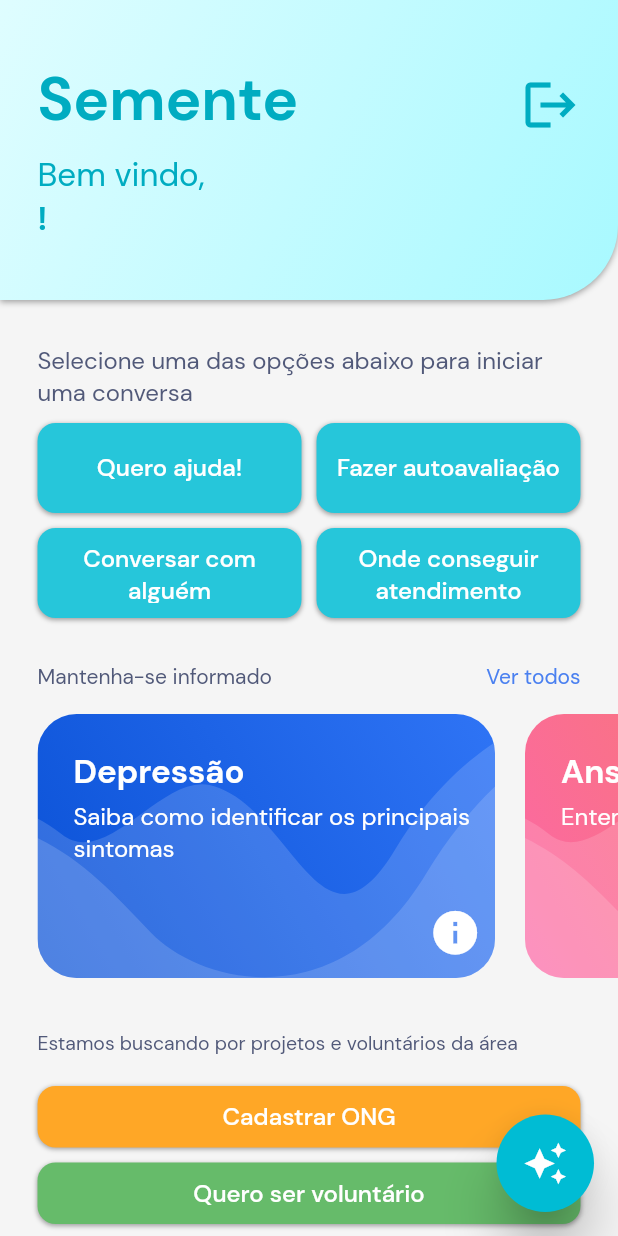
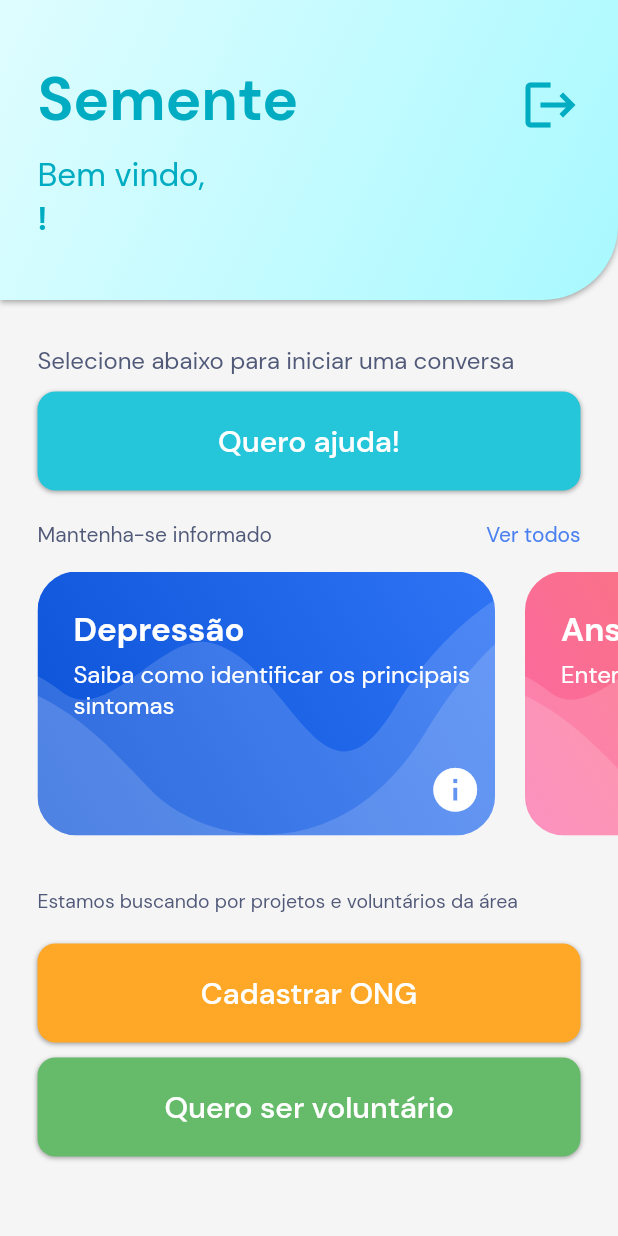
Before and after one commit to antoniomedeiros1/semente_app, a Flutter app: the screen it shows once a user with an empty profile is signed in, on a phone screen of 412 x 824 dp. Run offline on Flutter 3.47's test engine with Material 2 defaults, Android fonts, the light colour scheme and no system bars; our stand-ins replace firebase_auth, firebase_core, flutter_svg, font_awesome_flutter, get, google_sign_in and 1 more; missing offline and left inert: sound_stream; accounts and stored records are empty.

Commit message:
aumentando altura dos botões

```diff
--- a/lib/screens/discover/components/category_boxes.dart
+++ b/lib/screens/discover/components/category_boxes.dart
@@ -27,8 +27,8 @@ class CategoryBoxes extends StatelessWidget {
           ),
           child: Center(
             child: Padding(
-              padding: EdgeInsets.symmetric(horizontal: 10, vertical: 10),
-              child: Text(text!, style: TextStyle(color: Colors.white, fontSize:  16, fontWeight: FontWeight.w500), textAlign: TextAlign.center,),
+              padding: EdgeInsets.symmetric(horizontal: 10, vertical: 20),
+              child: Text(text!, style: TextStyle(color: Colors.white, fontSize:  20, fontWeight: FontWeight.w500), textAlign: TextAlign.center,),
             ),
           ),
         ),
--- a/lib/screens/discover/discover_screen.dart
+++ b/lib/screens/discover/discover_screen.dart
@@ -119,7 +119,7 @@ class _DiscoverScreenState extends State<DiscoverScreen> {
             Container(
               padding: EdgeInsets.symmetric(horizontal: 25),
               child: const Text(
-                "Selecione uma das opções abaixo para iniciar uma conversa",
+                "Selecione abaixo para iniciar uma conversa",
                 style: TextStyle(
                   color: Color(0xff515979),
                   fontSize: 16,
@@ -131,39 +131,12 @@ class _DiscoverScreenState extends State<DiscoverScreen> {
               padding: EdgeInsets.symmetric(horizontal: 25, vertical: 10),
               child: Column(
                 children: [
-                  GridView(
-                    gridDelegate: const SliverGridDelegateWithFixedCrossAxisCount(
-                      crossAxisCount: 2,
-                      crossAxisSpacing: 10,
-                      mainAxisExtent: 60,
-                      mainAxisSpacing: 10,
-                    ),
-                    shrinkWrap: true,
-                    physics: NeverScrollableScrollPhysics(),
-                    children: [
-                      CategoryBoxes(
-                        onTap: () => onSupportTapped('Quero ajuda'),
-                        text: "Quero ajuda!",
-                        color: Colors.cyan[400],
-                      ),
-                      CategoryBoxes(
-                        onTap: () => onSupportTapped('Fazer autoavaliação'),
-                        text: "Fazer autoavaliação",
-                        color: Colors.cyan[400],
-                      ),
-                      CategoryBoxes(
-                        onTap: () => onSupportTapped('Conversar com alguem'),
-                        text: "Conversar com alguém",
-                        color: Colors.cyan[400],
-                      ),
-                      CategoryBoxes(
-                        onTap: () => onSupportTapped('Onde conseguir atendimento'),
-                        text: "Onde conseguir atendimento",
-                        color: Colors.cyan[400],
-                      ),
-                    ],
+                  CategoryBoxes(
+                    onTap: () => onSupportTapped('Quero ajuda'),
+                    text: "Quero ajuda!",
+                    color: Colors.cyan[400],
                   ),
-                  const SizedBox(height: 10,),
+                  const SizedBox(width: 20),
                 ],
               ),
             ),
@@ -276,18 +249,18 @@ class _DiscoverScreenState extends State<DiscoverScreen> {
       //     ),
       //   ),
       // ),
-      floatingActionButton: SizedBox(
-        height: 65,
-        width: 65,
-        child: FloatingActionButton(
-          elevation: 15,
-          backgroundColor: Colors.cyan,
-          onPressed: () => onSupportTapped('Olá'),
-          tooltip: 'Cadastrar novo cliente',
-          child: const Icon(Icons.auto_awesome, size: 30,),
-        ),
-      ),
-      floatingActionButtonLocation: FloatingActionButtonLocation.endFloat,
+      // floatingActionButton: SizedBox(
+      //   height: 65,
+      //   width: 65,
+      //   child: FloatingActionButton(
+      //     elevation: 15,
+      //     backgroundColor: Colors.cyan,
+      //     onPressed: () => onSupportTapped('Olá'),
+      //     tooltip: 'Cadastrar novo cliente',
+      //     child: const Icon(Icons.auto_awesome, size: 30,),
+      //   ),
+      // ),
+      // floatingActionButtonLocation: FloatingActionButtonLocation.endFloat,
     );
   }
 
```
